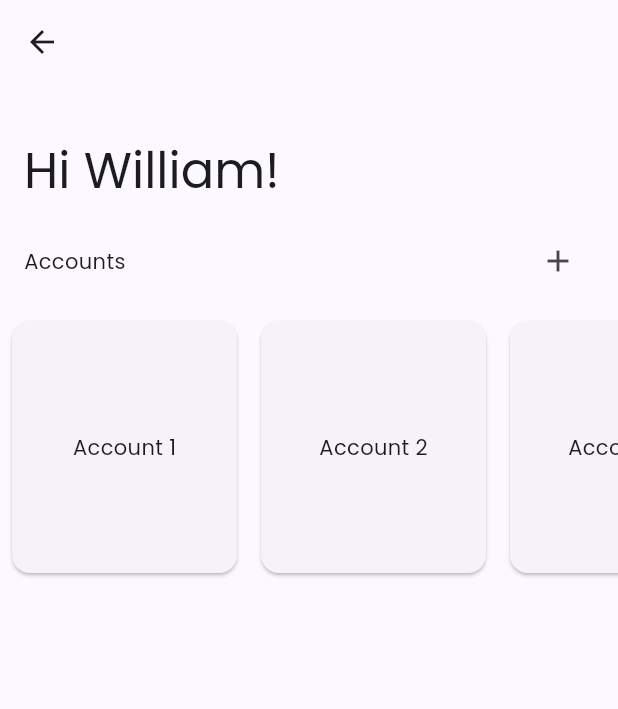
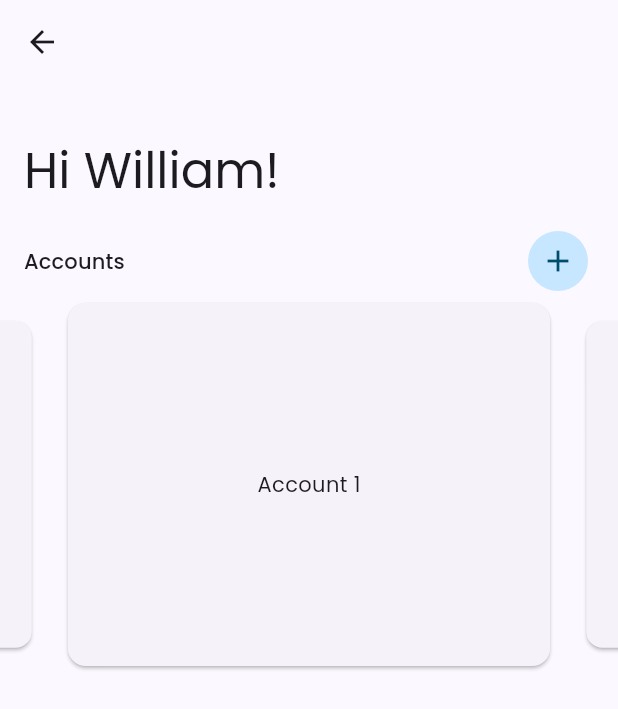
Before and after one commit to willyishmael/rocket_pocket, a Flutter app: the DashboardScreen screen opened directly, on a phone screen of 412 x 824 dp. Shown: the top 709 px of the screen. Run offline on Flutter 3.47's test engine with Material 3 defaults, Android fonts, the phone set to English and light mode, and no system bars; our stand-ins replace drift, flutter_riverpod, flutter_swiper_view, go_router, google_fonts, talker_flutter; missing offline and left inert: flutter_adaptive_scaffold; accounts and stored records are empty; generated files the repository leaves out were written again.

Commit message:
Apply Swiper to card slider

```diff
--- a/lib/screens/dashboard/account_card.dart
+++ b/lib/screens/dashboard/account_card.dart
@@ -7,7 +7,6 @@ class AccountCard extends StatelessWidget {
   @override
   Widget build(BuildContext context) {
     return Card(
-      margin: EdgeInsets.symmetric(horizontal: 8.0, vertical: 16.0),
       child: SizedBox(
         width: 150.0,
         child: Center(child: Text('Account ${index + 1}')),
--- a/lib/screens/dashboard/dashboard_screen.dart
+++ b/lib/screens/dashboard/dashboard_screen.dart
@@ -1,4 +1,5 @@
 import 'package:flutter/material.dart';
+import 'package:flutter_swiper_view/flutter_swiper_view.dart';
 import 'package:rocket_pocket/screens/dashboard/account_card.dart';
 
 class DashboardScreen extends StatelessWidget {
@@ -25,8 +26,11 @@ class DashboardScreen extends StatelessWidget {
               child: Row(
                 mainAxisAlignment: MainAxisAlignment.spaceBetween,
                 children: [
-                  Text('Accounts'),
-                  IconButton(
+                  Text(
+                    'Accounts',
+                    style: Theme.of(context).textTheme.labelLarge,
+                  ),
+                  IconButton.filledTonal(
                     onPressed: () {
                       print('Add Account');
                     },
@@ -38,13 +42,12 @@ class DashboardScreen extends StatelessWidget {
           ),
           SliverToBoxAdapter(
             child: SizedBox(
-              height: 200.0,
-              child: ListView.builder(
-                scrollDirection: Axis.horizontal,
-                itemCount: 10, // Example count
-                itemBuilder: (context, index) {
-                  return AccountCard(index: index,);
-                },
+              height: 250.0,
+              child: Swiper(
+                itemCount: 3,
+                viewportFraction: 0.8,
+                scale: 0.9,
+                itemBuilder: (context, index) => AccountCard(index: index),
               ),
             ),
           ),
--- a/pubspec.yaml
+++ b/pubspec.yaml
@@ -21,6 +21,7 @@ dependencies:
   flutter_riverpod: ^2.6.1
   go_router: ^15.0.0
   flutter_adaptive_scaffold: ^0.3.2
+  flutter_swiper_view: ^1.1.8
 
 dev_dependencies:
   flutter_test:
```
